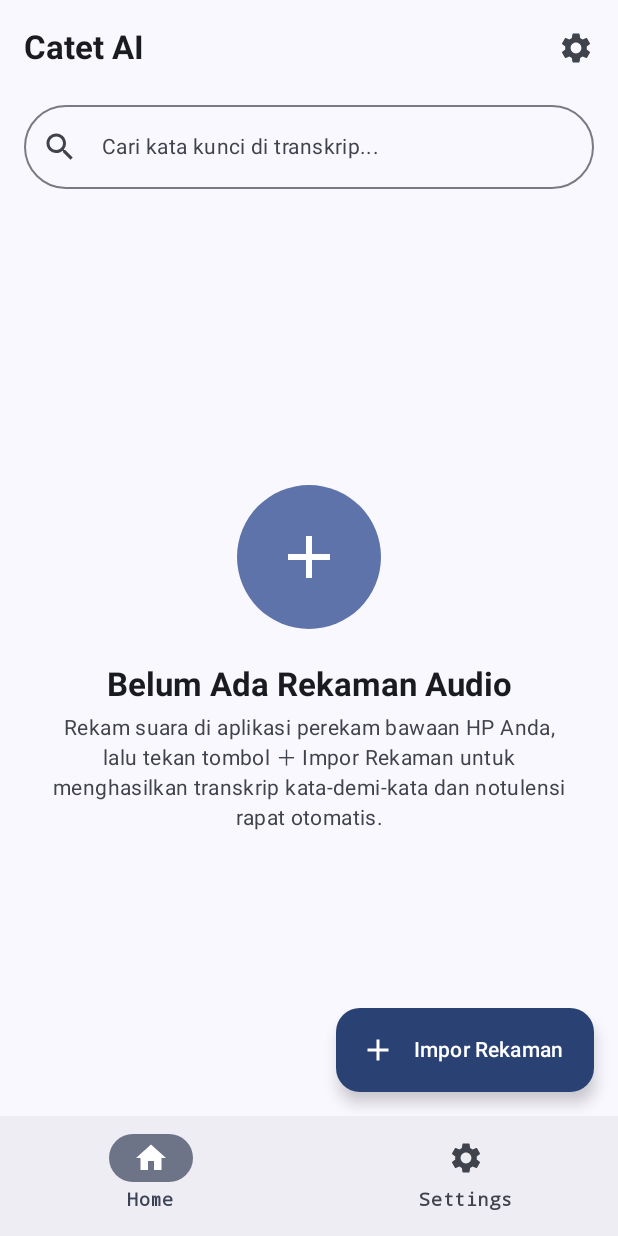
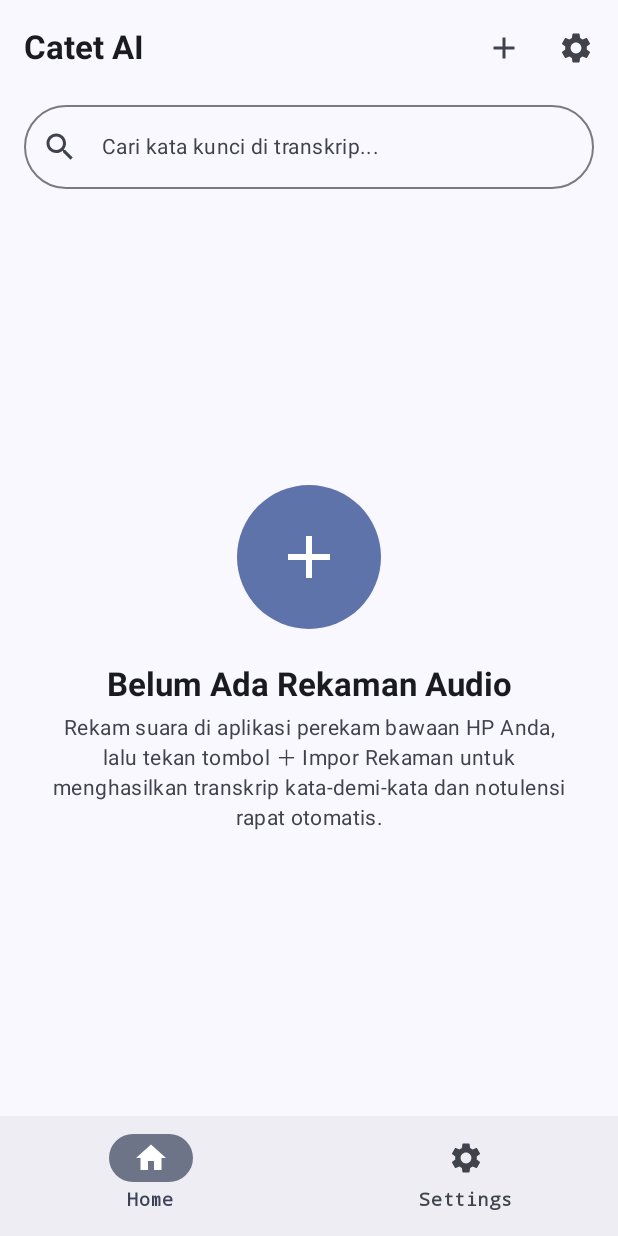
Before and after one commit to xinnxz/catet-ai, an Android app built with Jetpack Compose: the HomeScreen screen opened through its navigation route, on a phone screen of 412 x 824 dp. Run offline under Robolectric (Android 15) with nearby library versions, the phone set to English and light mode, and no system bars; our stand-ins replace Dagger/Hilt's generated code; 1 statement that could not run was skipped.

Commit message:
fix(home): hapus FAB duplikat, pindah tombol impor ke TopBar, fix SAF picker audio
- Hapus ExtendedFloatingActionButton di kanan bawah (duplikat entry point impor)
- Tambah IconButton Add di TopBar, berdampingan dengan ikon Settings
- Ganti ActivityResultContracts.OpenDocument() -> GetContent() dengan MIME audio/*
  sehingga picker langsung membuka galeri/tab Audio tanpa perlu telusuri folder manual
- Bersihkan import tidak terpakai (AnimatedVisibility, MediaStore, Environment)
- Kurangi bottom padding LazyColumn dari 88dp ke PaddingMedium (FAB tidak ada lagi)

```diff
--- a/app/src/main/java/com/catetai/app/presentation/home/HomeScreen.kt
+++ b/app/src/main/java/com/catetai/app/presentation/home/HomeScreen.kt
@@ -3,9 +3,6 @@ package com.catetai.app.presentation.home
 import android.net.Uri
 import androidx.activity.compose.rememberLauncherForActivityResult
 import androidx.activity.result.contract.ActivityResultContracts
-import androidx.compose.animation.AnimatedVisibility
-import androidx.compose.animation.fadeIn
-import androidx.compose.animation.fadeOut
 import androidx.compose.foundation.layout.Box
 import androidx.compose.foundation.layout.Column
 import androidx.compose.foundation.layout.PaddingValues
@@ -25,7 +22,6 @@ import androidx.compose.material.icons.filled.Settings
 import androidx.compose.material3.AlertDialog
 import androidx.compose.material3.CircularProgressIndicator
 import androidx.compose.material3.ExperimentalMaterial3Api
-import androidx.compose.material3.ExtendedFloatingActionButton
 import androidx.compose.material3.Icon
 import androidx.compose.material3.IconButton
 import androidx.compose.material3.LinearProgressIndicator
@@ -84,9 +80,11 @@ fun HomeScreen(
     val uiState by viewModel.uiState.collectAsState()
     val snackbarHostState = remember { SnackbarHostState() }
 
-    // Launcher pemilih berkas sistem (SAF OpenDocument) untuk format audio
+    // Launcher pemilih berkas audio dari MediaStore (tampil di tab "Terkini" / "Audio")
+    // GetContent dengan MIME "audio/*" membuka picker langsung ke koleksi audio,
+    // sehingga file rekaman langsung terlihat tanpa perlu telusur folder manual.
     val audioPickerLauncher = rememberLauncherForActivityResult(
-        contract = ActivityResultContracts.OpenDocument()
+        contract = ActivityResultContracts.GetContent()
     ) { uri: Uri? ->
         uri?.let { viewModel.processIntent(HomeIntent.ImportAudio(it)) }
     }
@@ -105,13 +103,9 @@ fun HomeScreen(
         uiState = uiState,
         snackbarHostState = snackbarHostState,
         onTriggerImport = {
-            audioPickerLauncher.launch(
-                arrayOf(
-                    "audio/*",
-                    "application/ogg",
-                    "application/x-flac"
-                )
-            )
+            // GetContent dengan "audio/*" → langsung buka galeri/tab Audio di picker,
+            // file rekaman langsung muncul tanpa harus susuri folder manual
+            audioPickerLauncher.launch("audio/*")
         },
         onNavigateToDetail = onNavigateToDetail,
         onNavigateToSettings = onNavigateToSettings,
@@ -237,6 +231,16 @@ fun HomeContent(
                     )
                 },
                 actions = {
+                    // Tombol Impor Rekaman di TopBar — satu-satunya entry point impor
+                    IconButton(
+                        onClick = onTriggerImport,
+                        modifier = Modifier.semantics { contentDescription = "Impor Rekaman Audio" }
+                    ) {
+                        Icon(
+                            imageVector = Icons.Default.Add,
+                            contentDescription = "Impor Rekaman"
+                        )
+                    }
                     IconButton(
                         onClick = onNavigateToSettings,
                         modifier = Modifier.semantics { contentDescription = "Buka Pengaturan" }
@@ -254,25 +258,6 @@ fun HomeContent(
             )
         },
         snackbarHost = { SnackbarHost(snackbarHostState) },
-        floatingActionButton = {
-            ExtendedFloatingActionButton(
-                onClick = onTriggerImport,
-                containerColor = MaterialTheme.colorScheme.primary,
-                contentColor = MaterialTheme.colorScheme.onPrimary,
-                icon = {
-                    Icon(
-                        imageVector = Icons.Default.Add,
-                        contentDescription = "Impor Rekaman"
-                    )
-                },
-                text = {
-                    Text(
-                        text = "Impor Rekaman",
-                        fontWeight = FontWeight.SemiBold
-                    )
-                }
-            )
-        },
         modifier = modifier.fillMaxSize()
     ) { innerPadding ->
         Column(
@@ -389,7 +374,7 @@ fun HomeContent(
                             LazyColumn(
                                 contentPadding = PaddingValues(
                                     top = Dimens.PaddingSmall,
-                                    bottom = 88.dp // Menghindari tertutup FAB di kanan bawah
+                                    bottom = Dimens.PaddingMedium // FAB dihapus, padding normal
                                 ),
                                 modifier = Modifier.fillMaxSize()
                             ) {
```
